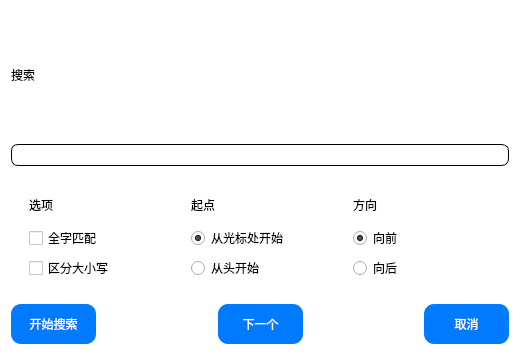
Qt form CEditor/search.ui (XiaoZheng2003/BIT-QT-IDE) before a commit.
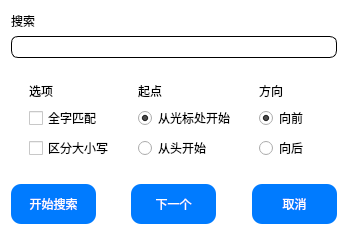
The same form after that commit.

What changed in the file:
```diff
--- a/CEditor/search.ui
+++ b/CEditor/search.ui
@@ -6,8 +6,8 @@
    <rect>
     <x>0</x>
     <y>0</y>
-    <width>520</width>
-    <height>355</height>
+    <width>348</width>
+    <height>235</height>
    </rect>
   </property>
   <property name="windowTitle">
```
Left out of the diff: 2 changed lines with no effect on the pictures.
